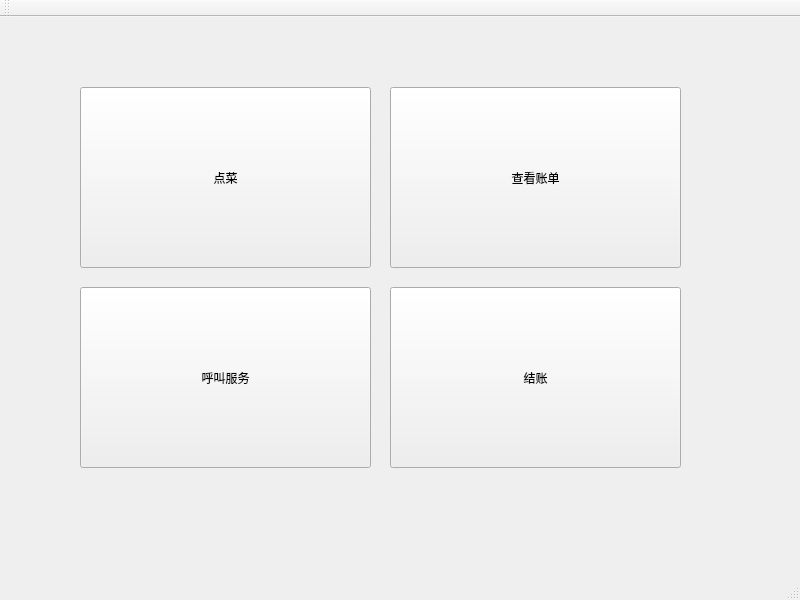
Before: the Qt Designer form mainwindow.ui in zhangzw16/Restaurant, drawn with Qt 5.
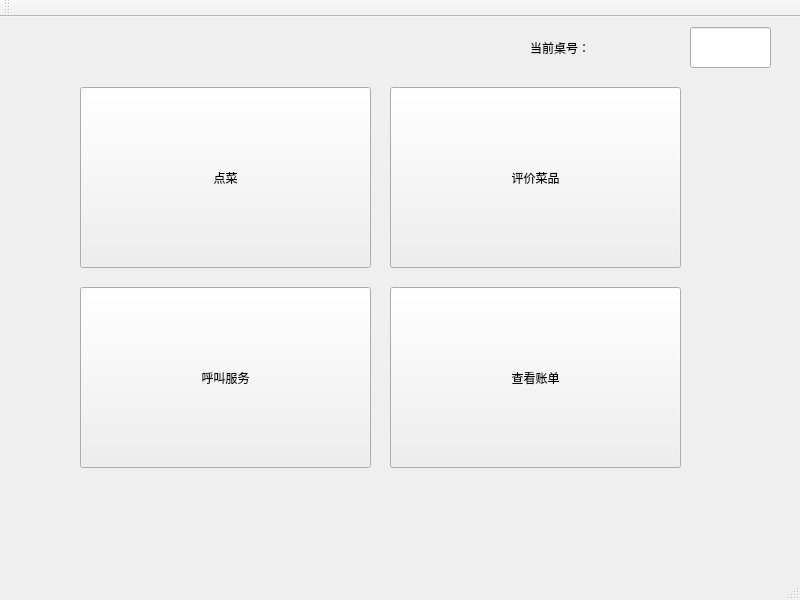
After: the same form once the commit is applied.

Diff of the .ui file:
```diff
--- a/mainwindow.ui
+++ b/mainwindow.ui
@@ -43,7 +43,7 @@
     <property name="geometry">
      <rect>
       <x>390</x>
-      <y>70</y>
+      <y>270</y>
       <width>291</width>
       <height>181</height>
      </rect>
@@ -81,7 +81,7 @@
     <property name="geometry">
      <rect>
       <x>390</x>
-      <y>270</y>
+      <y>70</y>
       <width>291</width>
       <height>181</height>
      </rect>
@@ -93,7 +93,30 @@
      </size>
     </property>
     <property name="text">
-     <string>结账</string>
+     <string>评价菜品</string>
+    </property>
+   </widget>
+   <widget class="QLineEdit" name="showTableId">
+    <property name="geometry">
+     <rect>
+      <x>690</x>
+      <y>10</y>
+      <width>81</width>
+      <height>41</height>
+     </rect>
+    </property>
+   </widget>
+   <widget class="QLabel" name="label">
+    <property name="geometry">
+     <rect>
+      <x>530</x>
+      <y>10</y>
+      <width>151</width>
+      <height>41</height>
+     </rect>
+    </property>
+    <property name="text">
+     <string>当前桌号：</string>
     </property>
    </widget>
   </widget>
```
Left out of the diff: 2 changed lines with no effect on the pictures.
